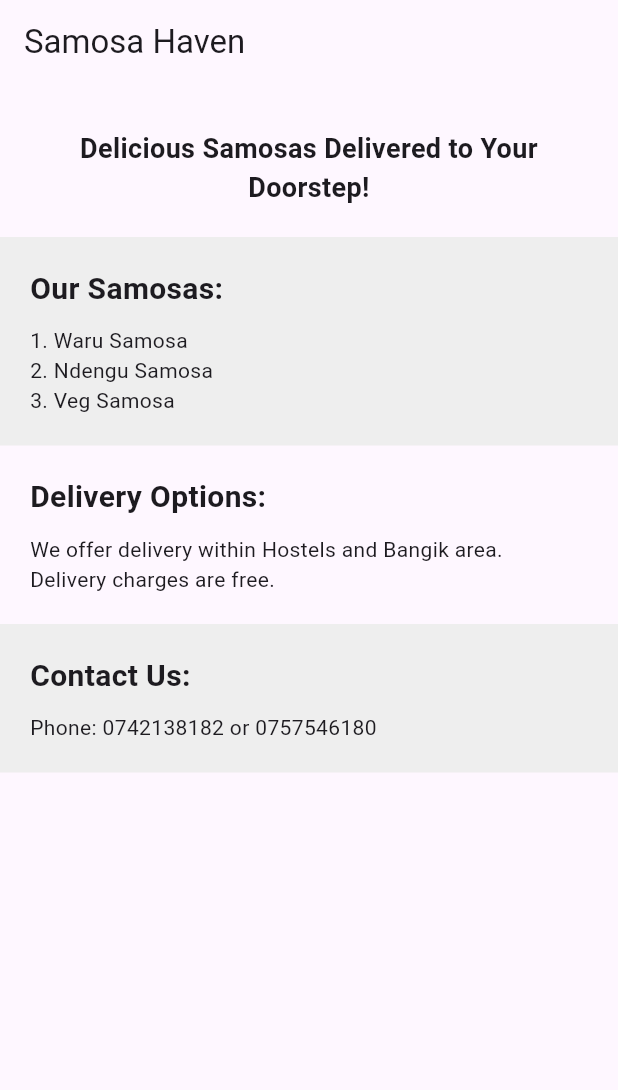
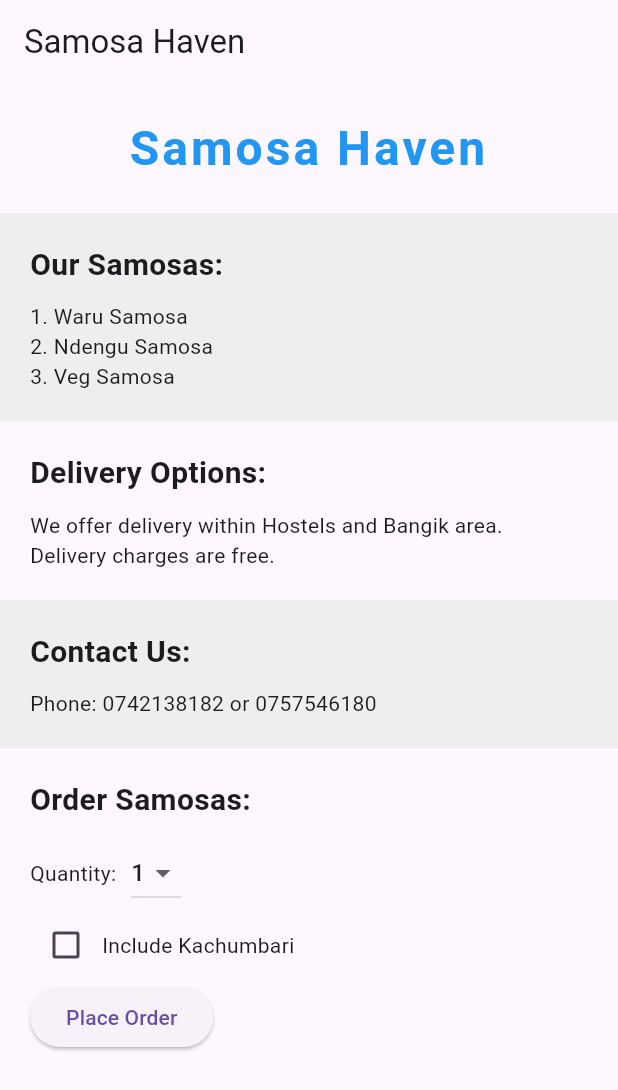
Before and after one commit to marky376/samosahaven, a Flutter app: the screen it shows after launch, on a phone screen of 412 x 824 dp. Shown: the top 1090 px of the screen. Run offline on Flutter 3.47's test engine with Material 3 defaults, Android fonts, the phone set to English and light mode, and no system bars.

Commit message:
Update header with text-logo and add order button with form

```diff
--- a/lib/main.dart
+++ b/lib/main.dart
@@ -30,25 +30,18 @@
         child: Column(
           crossAxisAlignment: CrossAxisAlignment.stretch,
           children: <Widget>[
-            // Header with logo
+            // Header with text-logo
             Container(
               padding: EdgeInsets.all(20.0),
-              child: Column(
-                crossAxisAlignment: CrossAxisAlignment.center,
-                children: <Widget>[
-                  // Image.asset(
-                  //   'assets/logo.png',
-                  //   width: 100.0,
-                  //   height: 100.0,
-                  //   // Adjust the image path as per your project structure
-                  // ),
-                  SizedBox(height: 10.0),
-                  Text(
-                    'Delicious Samosas Delivered to Your Doorstep!',
-                    style: TextStyle(fontSize: 18.0, fontWeight: FontWeight.bold),
-                    textAlign: TextAlign.center,
-                  ),
-                ],
+              child: Text(
+                'Samosa Haven',
+                style: TextStyle(
+                  fontSize: 32.0,
+                  fontWeight: FontWeight.bold,
+                  letterSpacing: 2.0,
+                  color: Colors.blue,
+                ),
+                textAlign: TextAlign.center,
               ),
             ),
             // Section showcasing samosas
@@ -105,9 +98,100 @@
                 ],
               ),
             ),
+            // Order button with form
+            Container(
+              padding: EdgeInsets.all(20.0),
+              child: OrderForm(),
+            ),
           ],
         ),
       ),
     );
   }
 }
+
+class OrderForm extends StatefulWidget {
+  @override
+  _OrderFormState createState() => _OrderFormState();
+}
+
+class _OrderFormState extends State<OrderForm> {
+  int _quantity = 1;
+  bool _includeKachumbari = false;
+
+  @override
+  Widget build(BuildContext context) {
+    return Column(
+      crossAxisAlignment: CrossAxisAlignment.start,
+      children: <Widget>[
+        Text(
+          'Order Samosas:',
+          style: TextStyle(fontSize: 20.0, fontWeight: FontWeight.bold),
+        ),
+        SizedBox(height: 10.0),
+        Row(
+          children: <Widget>[
+            Text('Quantity:'),
+            SizedBox(width: 10.0),
+            DropdownButton<int>(
+              value: _quantity,
+              items: [1, 2, 3, 4, 5].map((int value) {
+                return DropdownMenuItem<int>(
+                  value: value,
+                  child: Text(value.toString()),
+                );
+              }).toList(),
+              onChanged: (int? newValue) { // Update argument type to int?
+                setState(() {
+                  _quantity = newValue ?? 1;
+                });
+              },
+            ),
+          ],
+        ),
+        Row(
+          children: <Widget>[
+            Checkbox(
+              value: _includeKachumbari,
+              onChanged: (bool? newValue) { // Update argument type to bool?
+                setState(() {
+                  _includeKachumbari = newValue ?? false;
+                });
+              },
+            ),
+            Text('Include Kachumbari'),
+          ],
+        ),
+        ElevatedButton( // Change RaisedButton to ElevatedButton
+          onPressed: () {
+            // Calculate total price
+            int totalPrice = _quantity * 10; // Each samosa costs 10 KSH
+            if (_includeKachumbari) {
+              // Kachumbari is free
+              totalPrice += 0;
+            }
+            // Show dialog with total price
+            showDialog(
+              context: context,
+              builder: (BuildContext context) {
+                return AlertDialog(
+                  title: Text('Order Summary'),
+                  content: Text('Total Price: $totalPrice KSH'),
+                  actions: <Widget>[
+                    TextButton( // Change FlatButton to TextButton
+                      child: Text('OK'),
+                      onPressed: () {
+                        Navigator.of(context).pop();
+                      },
+                    ),
+                  ],
+                );
+              },
+            );
+          },
+          child: Text('Place Order'),
+        ),
+      ],
+    );
+  }
+}
```
